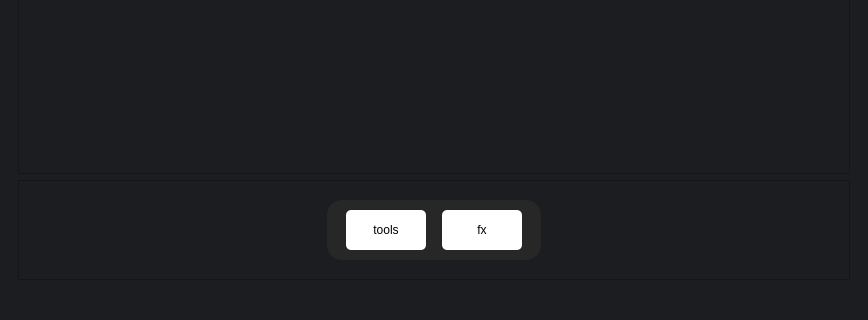
Qt form MiniPhotoshop/mainwindow.ui (HassanIsmail16/Image-Processing-Application) before a commit; both pictures show x 0 to 868 and y 404 to 724 of the 868 by 724 pixel window.
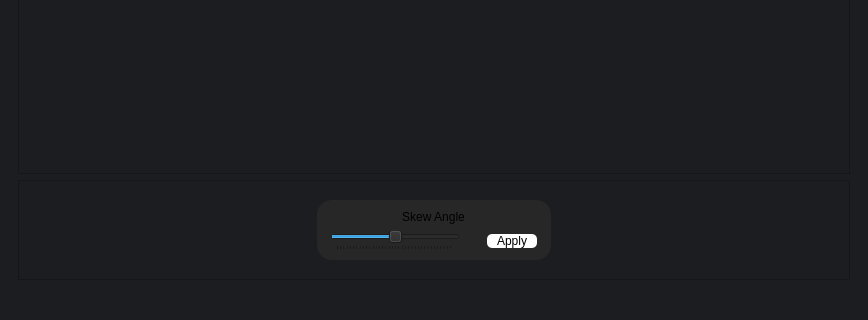
The same form after that commit. The open tabs and pages were chosen to show the change.

Commit message: added skew filter

What changed in the file:
```diff
--- a/MiniPhotoshop/mainwindow.ui
+++ b/MiniPhotoshop/mainwindow.ui
@@ -1449,6 +1449,150 @@
                </item>
               </layout>
              </widget>
+             <widget class="QWidget" name="skewConfiguration9">
+              <layout class="QGridLayout" name="gridLayout_20">
+               <item row="0" column="0">
+                <spacer name="horizontalSpacer_23">
+                 <property name="orientation">
+                  <enum>Qt::Horizontal</enum>
+                 </property>
+                 <property name="sizeType">
+                  <enum>QSizePolicy::Maximum</enum>
+                 </property>
+                 <property name="sizeHint" stdset="0">
+                  <size>
+                   <width>280</width>
+                   <height>20</height>
+                  </size>
+                 </property>
+                </spacer>
+               </item>
+               <item row="0" column="1">
+                <widget class="QFrame" name="navigation_10">
+                 <property name="maximumSize">
+                  <size>
+                   <width>16777215</width>
+                   <height>60</height>
+                  </size>
+                 </property>
+                 <property name="styleSheet">
+                  <string notr="true">background-color: rgb(39, 39, 39);
+border-radius: 15px;</string>
+                 </property>
+                 <layout class="QGridLayout" name="gridLayout_19">
+                  <item row="0" column="0">
+                   <widget class="QLabel" name="label_7">
+                    <property name="styleSheet">
+                     <string notr="true">font: 700 8pt &quot;Poppins&quot;;</string>
+                    </property>
+                    <property name="text">
+                     <string>Skew Angle</string>
+                    </property>
+                    <property name="alignment">
+                     <set>Qt::AlignCenter</set>
+                    </property>
+                   </widget>
+                  </item>
+                  <item row="1" column="0">
+                   <layout class="QHBoxLayout" name="horizontalLayout_13">
+                    <item>
+                     <widget class="QSlider" name="skewAngleSlider">
+                      <property name="maximumSize">
+                       <size>
+                        <width>130</width>
+                        <height>16777215</height>
+                       </size>
+                      </property>
+                      <property name="minimum">
+                       <number>-89</number>
+                      </property>
+                      <property name="maximum">
+                       <number>89</number>
+                      </property>
+                      <property name="singleStep">
+                       <number>1</number>
+                      </property>
+                      <property name="pageStep">
+                       <number>2</number>
+                      </property>
+                      <property name="value">
+                       <number>0</number>
+                      </property>
+                      <property name="orientation">
+                       <enum>Qt::Horizontal</enum>
+                      </property>
+                      <property name="tickPosition">
+                       <enum>QSlider::TicksBelow</enum>
+                      </property>
+                      <property name="tickInterval">
+                       <number>5</number>
+                      </property>
+                     </widget>
+                    </item>
+                    <item>
+                     <widget class="QLabel" name="skewAngleValueLabel">
+                      <property name="minimumSize">
+                       <size>
+                        <width>10</width>
+                        <height>0</height>
+                       </size>
+                      </property>
+                      <property name="maximumSize">
+                       <size>
+                        <width>15</width>
+                        <height>16777215</height>
+                       </size>
+                      </property>
+                      <property name="text">
+                       <string/>
+                      </property>
+                     </widget>
+                    </item>
+                    <item>
+                     <widget class="QPushButton" name="skewApplyBtn">
+                      <property name="maximumSize">
+                       <size>
+                        <width>50</width>
+                        <height>16777215</height>
+                       </size>
+                      </property>
+                      <property name="cursor">
+                       <cursorShape>PointingHandCursor</cursorShape>
+                      </property>
+                      <property name="styleSheet">
+                       <string notr="true">color: rgb(0,0,0);
+background-color: rgb(255, 255, 255);
+border-radius: 5px;
+font: 8pt &quot;Poppins&quot;;</string>
+                      </property>
+                      <property name="text">
+                       <string>Apply</string>
+                      </property>
+                     </widget>
+                    </item>
+                   </layout>
+                  </item>
+                 </layout>
+                </widget>
+               </item>
+               <item row="0" column="2">
+                <spacer name="horizontalSpacer_24">
+                 <property name="orientation">
+                  <enum>Qt::Horizontal</enum>
+                 </property>
+                 <property name="sizeType">
+                  <enum>QSizePolicy::Maximum</enum>
+                 </property>
+                 <property name="sizeHint" stdset="0">
+                  <size>
+                   <width>280</width>
+                   <height>20</height>
+                  </size>
+                 </property>
+                </spacer>
+               </item>
+              </layout>
+             </widget>
             </widget>
            </item>
           </layout>
```
Left out of the diff: 72 changed lines with no effect on the pictures. The commit also changes 2 other files.
